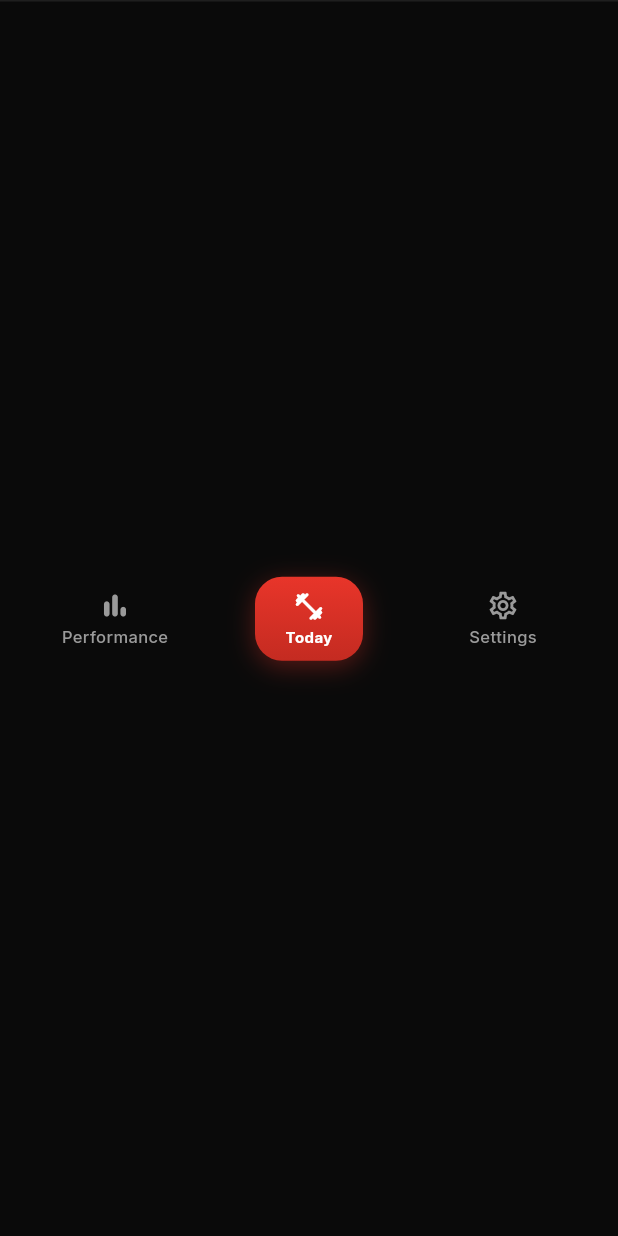
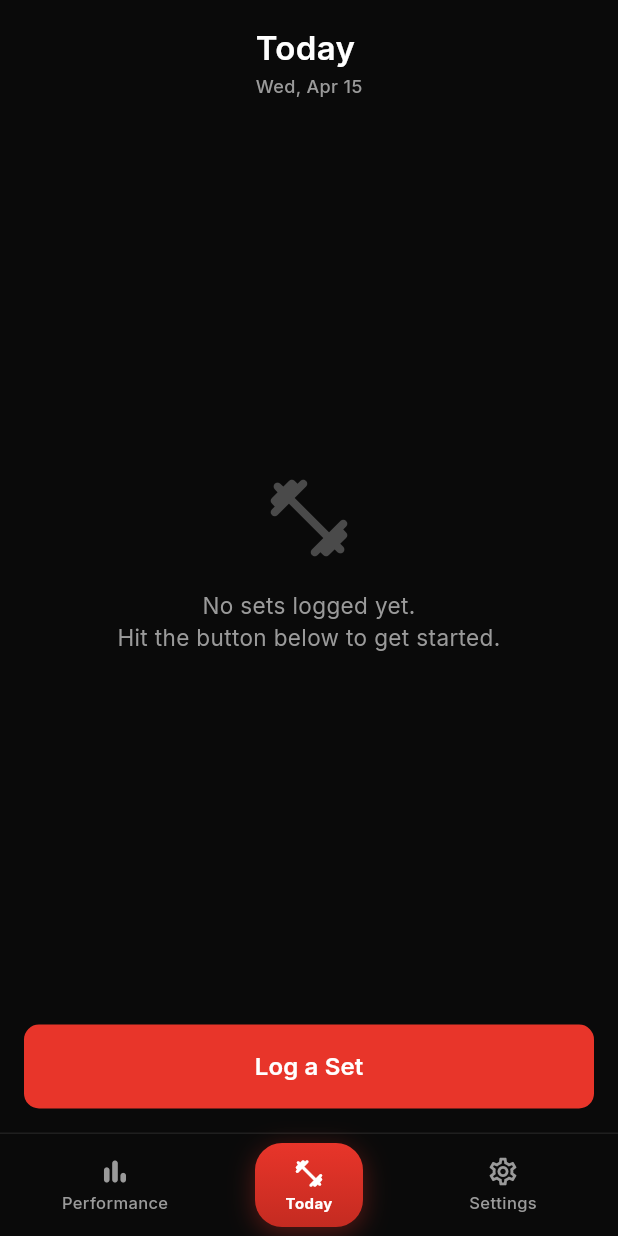
Before and after one commit to anasM0hammad/BuffAI, a Flutter app: the screen it shows after launch, after a tap on "Skip", on a phone screen of 412 x 824 dp. Run offline on Flutter 3.47's test engine with Material 3 defaults, Android fonts, the phone set to English and light mode, and no system bars; our stand-ins replace drift, flutter_riverpod, google_fonts, shared_preferences; accounts and stored records are empty; generated files the repository leaves out were written again.

Commit message:
fix: prevent phantom bottom inset from floating nav bar mid-screen
On some Android builds (notably MIUI/Xiaomi) a stale
MediaQuery.viewInsets.bottom survives the onboarding→shell transition,
which causes Scaffold.bottomNavigationBar to float above the phantom
keyboard region — i.e. halfway up the screen with black space above AND
below it.

- Drop Scaffold.bottomNavigationBar in MainShell in favor of a plain
  Column + Expanded(IndexedStack) + _BuffBottomNav. This bypasses all of
  Scaffold's bottom-inset layout logic so the nav bar can only live at
  the bottom of the body.
- Set resizeToAvoidBottomInset: false on MainShell and on every inner
  Scaffold (today, performance, settings, onboarding) so no descendant
  shrinks itself based on a phantom inset either.

```diff
--- a/lib/features/onboarding/screens/onboarding_screen.dart
+++ b/lib/features/onboarding/screens/onboarding_screen.dart
@@ -69,6 +69,7 @@ class _OnboardingScreenState extends State<OnboardingScreen> {
     final isLast = _page == _pages.length - 1;
     return Scaffold(
       backgroundColor: AppColors.background,
+      resizeToAvoidBottomInset: false,
       body: SafeArea(
         child: Column(
           children: [
--- a/lib/features/performance/screens/performance_screen.dart
+++ b/lib/features/performance/screens/performance_screen.dart
@@ -35,6 +35,7 @@ class _PerformanceScreenState extends ConsumerState<PerformanceScreen> {
 
     return Scaffold(
       backgroundColor: AppColors.background,
+      resizeToAvoidBottomInset: false,
       body: SafeArea(
         child: Column(
           crossAxisAlignment: CrossAxisAlignment.start,
--- a/lib/features/settings/screens/settings_screen.dart
+++ b/lib/features/settings/screens/settings_screen.dart
@@ -16,6 +16,7 @@ class SettingsScreen extends ConsumerWidget {
 
     return Scaffold(
       backgroundColor: AppColors.background,
+      resizeToAvoidBottomInset: false,
       appBar: AppBar(
         backgroundColor: AppColors.background,
         automaticallyImplyLeading: false,
--- a/lib/features/shell/main_shell.dart
+++ b/lib/features/shell/main_shell.dart
@@ -21,12 +21,18 @@ class _MainShellState extends State<MainShell> {
 
   @override
   Widget build(BuildContext context) {
+    // We intentionally avoid Scaffold.bottomNavigationBar: on some Android
+    // builds (notably MIUI) a phantom MediaQuery.viewInsets.bottom survives
+    // the onboarding→shell transition, which causes Scaffold to float the
+    // bottom nav half-way up the screen. A plain Column with Expanded gives
+    // us deterministic layout: the stack fills the remaining space and the
+    // nav hugs the bottom no matter what the insets claim.
     return Scaffold(
       backgroundColor: AppColors.background,
-      // IndexedStack preserves each tab's state (scroll, search, etc.).
-      // SizedBox.expand ensures the stack always fills the available space
-      // even if an individual tab's subtree collapses unexpectedly.
-      body: SizedBox.expand(
+      resizeToAvoidBottomInset: false,
+      body: Column(
+        children: [
+          Expanded(
             child: IndexedStack(
               index: _index,
               children: const [
@@ -36,12 +42,14 @@ class _MainShellState extends State<MainShell> {
               ],
             ),
           ),
-      bottomNavigationBar: _BuffBottomNav(
+          _BuffBottomNav(
             currentIndex: _index,
             onTap: (i) {
               if (i == _index) return;
               setState(() => _index = i);
             },
+          ),
+        ],
       ),
     );
   }
--- a/lib/features/today/screens/today_screen.dart
+++ b/lib/features/today/screens/today_screen.dart
@@ -79,6 +79,7 @@ class _TodayScreenState extends ConsumerState<TodayScreen> {
     final timerDuration = ref.watch(restTimerDurationProvider);
 
     return Scaffold(
+      resizeToAvoidBottomInset: false,
       body: SafeArea(
         child: Column(
           children: [
```
Lines whose indentation alone changed are shown as unchanged.
